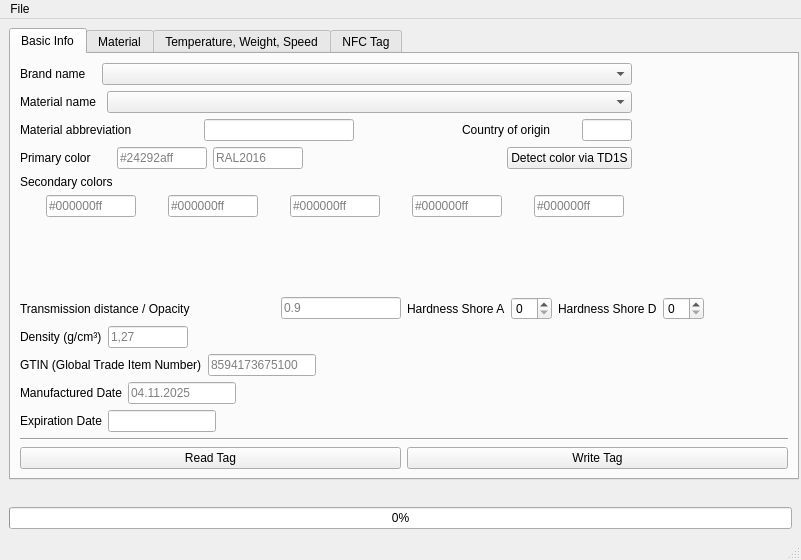
Above: openprinttaggui/GUI/gui.ui from bkerler/OpenPrintTagGUI before the change. Below: the same form after it.
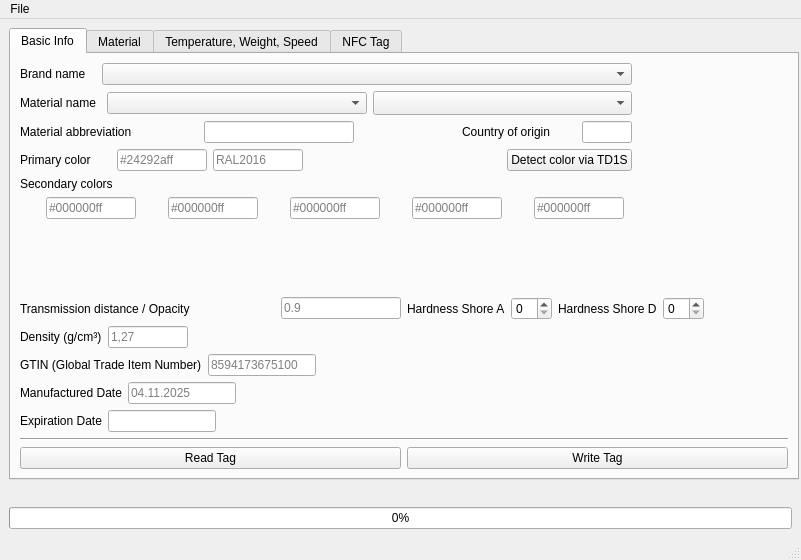
That is the form after the change. Custom widgets are drawn as their Qt base class.

```diff
--- a/openprinttaggui/GUI/gui.ui
+++ b/openprinttaggui/GUI/gui.ui
@@ -125,6 +125,28 @@
                 </property>
                </widget>
               </item>
+              <item>
+               <widget class="QComboBox" name="materialvariantbox">
+                <property name="sizePolicy">
+                 <sizepolicy hsizetype="Preferred" vsizetype="Fixed">
+                  <horstretch>4</horstretch>
+                  <verstretch>0</verstretch>
+                 </sizepolicy>
+                </property>
+                <property name="accessibleName">
+                 <string>Package variant</string>
+                </property>
+                <property name="editable">
+                 <bool>false</bool>
+                </property>
+                <property name="sizeAdjustPolicy">
+                 <enum>QComboBox::SizeAdjustPolicy::AdjustToMinimumContentsLengthWithIcon</enum>
+                </property>
+                <property name="minimumContentsLength">
+                 <number>24</number>
+                </property>
+               </widget>
+              </item>
              </layout>
             </item>
             <item>
```
